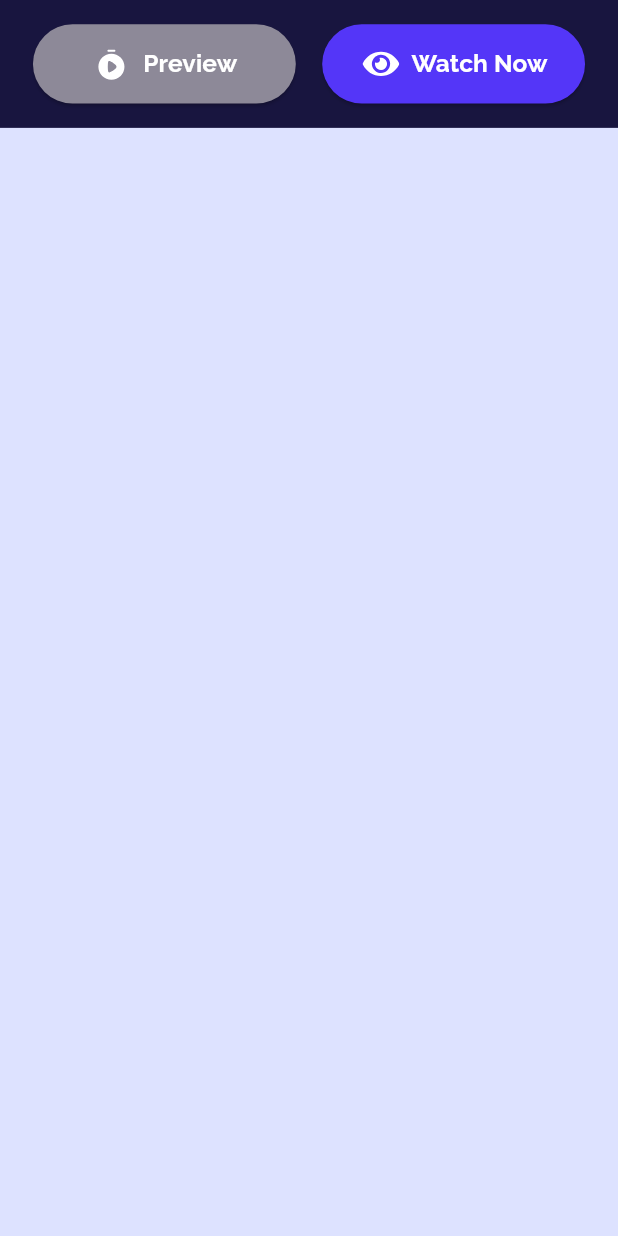
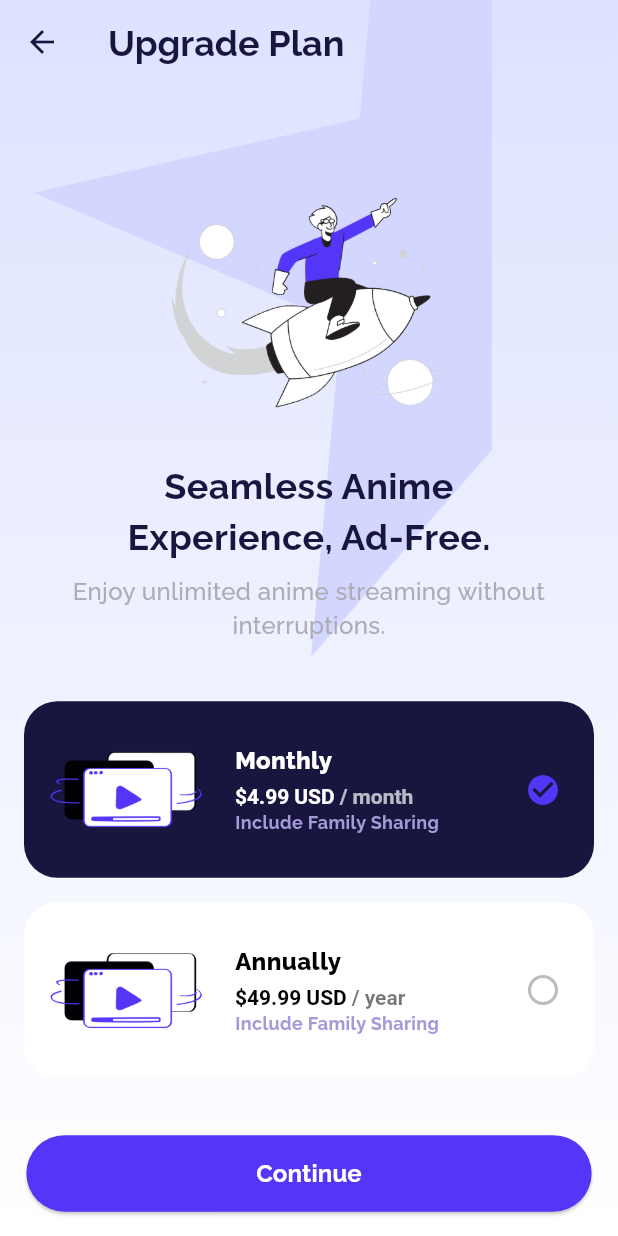
Before and after one commit to mosayyyed/metorship_r3, a Flutter app: the ActionButtons widget shown alone on an empty page, opened directly, after a tap on "Watch Now", on a phone screen of 412 x 824 dp. Run offline on Flutter 3.47's test engine with Material 3 defaults, Android fonts, the phone set to English and light mode, and no system bars; our stand-ins replace flutter_screenutil, flutter_svg, go_router, google_fonts; project files that could hold a hidden picture were left out.

Commit message:
Add upgrade plan screen and related widgets
- Implemented UpgradePlanScreen with background, header, plan options, and continue button.
- Created UpgradeBackground widget for gradient and star decoration.
- Developed UpgradeHeader widget for displaying the title and description.
- Added PlanOptions widget to show subscription plans with pricing.
- Introduced ContinueButton widget for navigation.
- Updated Podfile.lock for Flutter dependencies.

```diff
--- a/week2/anime_verse/lib/src/core/routing/app_routing.dart
+++ b/week2/anime_verse/lib/src/core/routing/app_routing.dart
@@ -1,10 +1,12 @@
 import 'package:anime_verse/src/features/details/presentation/screens/details_screens.dart';
+import 'package:anime_verse/src/features/upgrade_plan/presentation/screens/upgrade_plan_screen.dart';
 import 'package:anime_verse/src/root_screen.dart';
 import 'package:go_router/go_router.dart';
 
 class AppRouter {
   static const String rootScreenPath = '/';
   static const String animeDetailsPath = '/animeDetails';
+  static const String upgradePlanScreen = '/upgradePlan';
 
   static final GoRouter router = GoRouter(
     initialLocation: rootScreenPath,
@@ -19,6 +21,12 @@ class AppRouter {
           return AnimeDetailsScreen();
         },
       ),
+      GoRoute(
+        path: upgradePlanScreen,
+        builder: (context, state) {
+          return UpgradePlanScreen();
+        },
+      ),
     ],
   );
 }
--- a/week2/anime_verse/lib/src/core/theming/app_theme.dart
+++ b/week2/anime_verse/lib/src/core/theming/app_theme.dart
@@ -44,5 +44,12 @@ class AppTheme {
         fontWeight: FontWeight.bold,
       ),
     ),
+    elevatedButtonTheme: ElevatedButtonThemeData(
+      style: ElevatedButton.styleFrom(
+        backgroundColor: AppTheme.primaryColor,
+        padding: EdgeInsets.symmetric(vertical: 14),
+        shape: RoundedRectangleBorder(borderRadius: BorderRadius.circular(30)),
+      ),
+    ),
   );
 }
--- a/week2/anime_verse/lib/src/features/details/presentation/widgets/action_buttons.dart
+++ b/week2/anime_verse/lib/src/features/details/presentation/widgets/action_buttons.dart
@@ -1,7 +1,9 @@
+import 'package:anime_verse/src/core/routing/app_routing.dart';
 import 'package:anime_verse/src/core/theming/app_theme.dart';
 import 'package:flutter/material.dart';
 import 'package:flutter_screenutil/flutter_screenutil.dart';
 import 'package:flutter_svg/svg.dart';
+import 'package:go_router/go_router.dart';
 
 class ActionButtons extends StatelessWidget {
   const ActionButtons({super.key});
@@ -42,7 +44,9 @@ class ActionButtons extends StatelessWidget {
             SizedBox(width: 16.w),
             Expanded(
               child: ElevatedButton.icon(
-                onPressed: () {},
+                onPressed: () {
+                  GoRouter.of(context).push(AppRouter.upgradePlanScreen);
+                },
                 style: ElevatedButton.styleFrom(
                   backgroundColor: AppTheme.primaryColor,
                   padding: EdgeInsets.symmetric(vertical: 14.h),
--- /dev/null
+++ b/week2/anime_verse/lib/src/features/upgrade_plan/presentation/screens/upgrade_plan_screen.dart
@@ -0,0 +1,38 @@
+import 'package:flutter/material.dart';
+import 'package:flutter_screenutil/flutter_screenutil.dart';
+
+// Import widgets
+import '../widgets/upgrade_background.dart';
+import '../widgets/upgrade_header.dart';
+import '../widgets/plan_options.dart';
+import '../widgets/continue_button.dart';
+
+class UpgradePlanScreen extends StatelessWidget {
+  const UpgradePlanScreen({super.key});
+
+  @override
+  Widget build(BuildContext context) {
+    return Scaffold(
+      extendBodyBehindAppBar: true,
+      extendBody: true,
+      appBar: AppBar(title: Text('Upgrade Plan')),
+      bottomNavigationBar: const ContinueButton(),
+      body: Stack(
+        children: [
+          const UpgradeBackground(),
+          Padding(
+            padding: const EdgeInsets.symmetric(horizontal: 16.0),
+            child: Column(
+              mainAxisAlignment: MainAxisAlignment.center,
+              children: [
+                const UpgradeHeader(),
+                SizedBox(height: 30.h),
+                const PlanOptions(),
+              ],
+            ),
+          ),
+        ],
+      ),
+    );
+  }
+}
--- /dev/null
+++ b/week2/anime_verse/lib/src/features/upgrade_plan/presentation/widgets/continue_button.dart
@@ -0,0 +1,26 @@
+import 'package:flutter/material.dart';
+import 'package:flutter_screenutil/flutter_screenutil.dart';
+
+class ContinueButton extends StatelessWidget {
+  const ContinueButton({super.key});
+
+  @override
+  Widget build(BuildContext context) {
+    return SafeArea(
+      child: Padding(
+        padding: EdgeInsets.symmetric(horizontal: 16.w, vertical: 16.h),
+        child: ElevatedButton(
+          onPressed: () {},
+          child: Text(
+            'Continue',
+            style: TextStyle(
+              color: Colors.white,
+              fontSize: 16,
+              fontWeight: FontWeight.w700,
+            ),
+          ),
+        ),
+      ),
+    );
+  }
+}
--- /dev/null
+++ b/week2/anime_verse/lib/src/features/upgrade_plan/presentation/widgets/plan_options.dart
@@ -0,0 +1,90 @@
+import 'package:anime_verse/src/core/theming/app_theme.dart';
+import 'package:flutter/material.dart';
+import 'package:flutter_screenutil/flutter_screenutil.dart';
+
+class PlanOptions extends StatelessWidget {
+  const PlanOptions({super.key});
+
+  @override
+  Widget build(BuildContext context) {
+    return Column(
+      children: List.generate(2, (index) {
+        return Container(
+          margin: EdgeInsets.symmetric(vertical: 8.h),
+          padding: EdgeInsets.symmetric(horizontal: 8.w, vertical: 4.h),
+          decoration: BoxDecoration(
+            color: index == 0 ? AppTheme.secondaryColor : Colors.white,
+            borderRadius: BorderRadius.circular(22.r),
+          ),
+          child: Row(
+            children: [
+              Image.asset(
+                index == 0
+                    ? 'assets/vectors/annually_and_monthly.png'
+                    : index == 1
+                    ? 'assets/vectors/annually_and_monthly.png'
+                    : 'assets/vectors/annually_and_monthly.png',
+                width: 108.w,
+                height: 108.h,
+              ),
+              SizedBox(width: 12.w),
+              Column(
+                crossAxisAlignment: CrossAxisAlignment.start,
+                children: [
+                  Text(
+                    index == 0 ? 'Monthly' : 'Annually',
+                    style: TextStyle(
+                      fontSize: 16,
+                      fontWeight: FontWeight.w800,
+                      color: index == 0 ? Colors.white : Colors.black,
+                    ),
+                  ),
+                  SizedBox(height: 4.h),
+                  RichText(
+                    text: TextSpan(
+                      children: [
+                        TextSpan(
+                          text: index == 0 ? '\$4.99 USD ' : '\$49.99 USD ',
+                          style: TextStyle(
+                            fontSize: 14,
+                            fontWeight: FontWeight.w700,
+                            color: index == 0 ? Colors.white : Colors.black,
+                          ),
+                        ),
+                        TextSpan(
+                          text: index == 0 ? '/ month' : '/ year',
+                          style: TextStyle(
+                            fontSize: 14,
+                            fontWeight: FontWeight.w700,
+                            color: index == 0 ? Colors.white70 : Colors.black54,
+                          ),
+                        ),
+                      ],
+                    ),
+                  ),
+                  Text(
+                    'Include Family Sharing',
+                    textAlign: TextAlign.center,
+                    style: TextStyle(
+                      color: const Color(0xFFA49AD8),
+                      fontSize: 12,
+                      fontWeight: FontWeight.w700,
+                    ),
+                  ),
+                ],
+              ),
+              const Spacer(),
+              Icon(
+                index == 0 ? Icons.check_circle : Icons.radio_button_unchecked,
+                color: index == 0
+                    ? AppTheme.primaryColor
+                    : Colors.grey.shade400,
+              ),
+              SizedBox(width: 12.w),
+            ],
+          ),
+        );
+      }),
+    );
+  }
+}
--- /dev/null
+++ b/week2/anime_verse/lib/src/features/upgrade_plan/presentation/widgets/upgrade_background.dart
@@ -0,0 +1,30 @@
+import 'package:anime_verse/src/core/theming/app_theme.dart';
+import 'package:flutter/material.dart';
+import 'package:flutter_screenutil/flutter_screenutil.dart';
+import 'package:flutter_svg/svg.dart';
+
+class UpgradeBackground extends StatelessWidget {
+  const UpgradeBackground({super.key});
+
+  @override
+  Widget build(BuildContext context) {
+    return Stack(
+      children: [
+        Positioned.fill(
+          child: Container(
+            decoration: BoxDecoration(gradient: AppTheme.backgroundGradient),
+          ),
+        ),
+        Positioned(
+          top: 0,
+          right: 0,
+          child: SvgPicture.asset(
+            'assets/vectors/star.svg',
+            width: 432.w,
+            height: 432.h,
+          ),
+        ),
+      ],
+    );
+  }
+}
--- /dev/null
+++ b/week2/anime_verse/lib/src/features/upgrade_plan/presentation/widgets/upgrade_header.dart
@@ -0,0 +1,36 @@
+import 'package:flutter/material.dart';
+import 'package:flutter_screenutil/flutter_screenutil.dart';
+
+class UpgradeHeader extends StatelessWidget {
+  const UpgradeHeader({super.key});
+
+  @override
+  Widget build(BuildContext context) {
+    return Column(
+      children: [
+        Center(
+          child: Image.asset(
+            'assets/vectors/rocket_boy.png',
+            width: 207.w,
+            height: 207.h,
+          ),
+        ),
+        Text(
+          'Seamless Anime\nExperience, Ad-Free.',
+          textAlign: TextAlign.center,
+          style: TextStyle(fontSize: 24, fontWeight: FontWeight.bold),
+        ),
+        SizedBox(height: 8.h),
+        Text(
+          "Enjoy unlimited anime streaming without interruptions.",
+          textAlign: TextAlign.center,
+          style: TextStyle(
+            fontSize: 16,
+            fontWeight: FontWeight.w500,
+            color: const Color(0xFFAEADB5),
+          ),
+        ),
+      ],
+    );
+  }
+}
--- a/week2/anime_verse/lib/src/root_screen.dart
+++ b/week2/anime_verse/lib/src/root_screen.dart
@@ -1,9 +1,7 @@
 import 'package:anime_verse/src/core/widgets/custom_nav_bar.dart';
 import 'package:anime_verse/src/features/home/presentation/screens/home_screen.dart';
 import 'package:anime_verse/src/core/theming/app_theme.dart';
-import 'package:flutter/cupertino.dart';
 import 'package:flutter/material.dart';
-import 'package:flutter/services.dart';
 import 'package:flutter_screenutil/flutter_screenutil.dart';
 import 'package:flutter_svg/svg.dart';
 
@@ -21,7 +19,7 @@ class _RootScreenState extends State<RootScreen> with TickerProviderStateMixin {
     const HomeScreen(),
     const SearchScreen(),
     const ProfileScreen(),
-    const SearchScreen(), // Explore placeholder
+    const SearchScreen(),
     const ProfileScreen(), // Library placeholder
   ];
 
```
Also changed, not shown: week2/anime_verse/assets/vectors/annually_and_monthly.png (added), week2/anime_verse/assets/vectors/annually_and_monthly.svg (added), week2/anime_verse/assets/vectors/rocket_boy.png (added), week2/anime_verse/assets/vectors/rocket_boy.svg (added), 3 other files.
